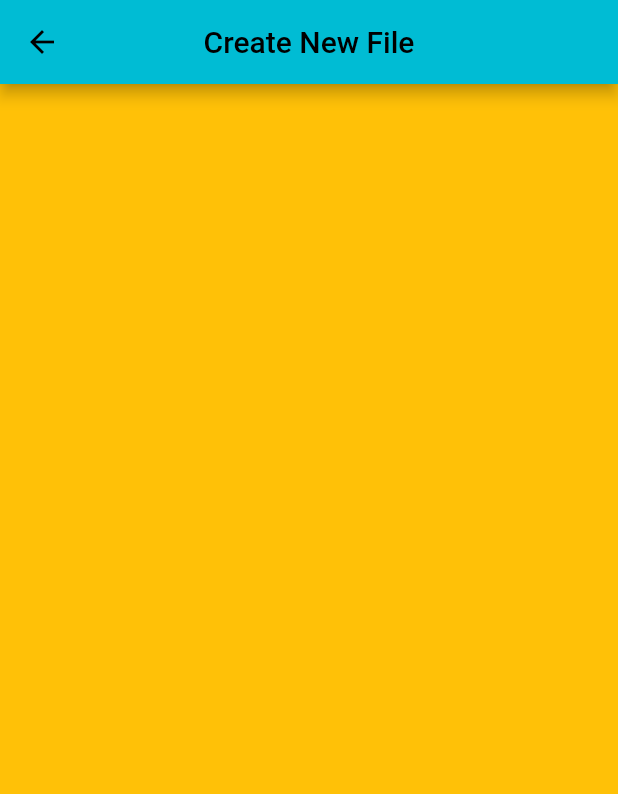
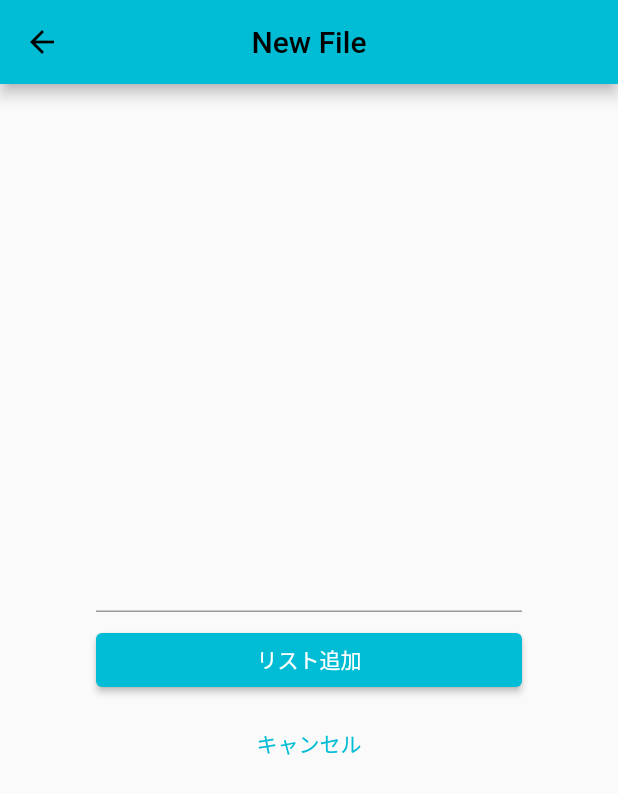
Before and after one commit to nakano-MiLK/shisaku1, a Flutter app: the screen it shows after launch, after a tap on the "upload file" icon, on a phone screen of 412 x 824 dp. Shown: the top 794 px of the screen. Run offline on Flutter 3.47's test engine with Material 2 defaults, Android fonts, the phone set to English and light mode, and no system bars.

Commit message:
w/ nagai totyuu

```diff
--- a/lib/main.dart
+++ b/lib/main.dart
@@ -30,11 +30,15 @@ class Home extends StatelessWidget{
   Widget build(BuildContext context) {
     return MaterialApp(
       title: 'Ad hoc communication between mobile devices during disasters',
-      theme: ThemeData(primarySwatch: Colors.cyan),
+      theme: ThemeData(
+        primarySwatch: Colors.cyan,
+      ),
       home: const HomeButton(),
     );
   }
 }
+
+
 
 class HomeButton extends StatelessWidget{
   const HomeButton({Key? key}) : super(key: key);
@@ -126,11 +130,25 @@ class HomeButton extends StatelessWidget{
                       child: OutlinedButton.icon(
                         icon: const Icon(Icons.upload_file),
                         label: const Text(''),
-                        onPressed: () {
-                          Navigator.push(
-                            context,
-                            MaterialPageRoute(builder: (context) => const NewFile()),
+                        onPressed: () async {
+                          final result = await Navigator.of(context).push(
+                            MaterialPageRoute(
+                              builder: (context) {
+                                return const NewFile();
+                              },
+                            ),
                           );
+                          if (result != null){
+                            const contentText = 'New File Add to "Edit"';
+                            showDialog(
+                              context: context,
+                              builder: (context){
+                                return const AlertDialog(
+                                  content: Text(contentText),
+                                );
+                              }
+                            );
+                          }
                         },
                       ),
                     ),
--- a/lib/new_file.dart
+++ b/lib/new_file.dart
@@ -1,19 +1,82 @@
 import 'package:flutter/material.dart';
 
 
-class NewFile extends StatelessWidget{
-
+class NewFile extends StatefulWidget {
   const NewFile({Key? key}) : super(key: key);
 
+  @override
+  _NewFileState createState() => _NewFileState();
+}
+
+
+//NextPage
+class _NewFileState extends State<NewFile> {
+
+  late final String inputValue;
+  // データを宣言
+  int count = 80;
+  final String _text = '';
+  String value2 = '' ;
+  // データを元にWidgetを作る
   @override
   Widget build(BuildContext context) {
     return Scaffold(
       appBar: AppBar(
         centerTitle: true,
-        title: const Text('Create New File'),
+        title: const Text('New File'),
       ),
       body: Container(
-        color: Colors.amber,
+        // 余白を付ける
+        padding: const EdgeInsets.all(64),
+        child: Column(
+          mainAxisAlignment: MainAxisAlignment.center,
+          children: <Widget>[
+
+            //--------------------------------------------------------------------------katayama------------------------------------------------------------------------------------------
+
+            TextField(
+              onChanged: (value){
+                inputValue = value;
+              },
+              onEditingComplete: (){
+                Navigator.of(context).pop(inputValue);
+              },
+            ),
+
+
+            //-------------------------------------------------------------------------------------------------------------------------------------------------------------
+
+
+            const SizedBox(height: 8),
+            SizedBox(
+              // 横幅いっぱいに広げる
+              width: double.infinity,
+              // リスト追加ボタン
+              child: ElevatedButton(
+                onPressed: () {
+                  // "pop"で前の画面に戻る
+                  // "pop"の引数から前の画面にデータを渡す
+                  Navigator.of(context).pop(_text);
+                },
+                child: const Text('リスト追加', style: TextStyle(color: Colors.white)),
+              ),
+            ),
+            const SizedBox(height: 8),
+            SizedBox(
+              // 横幅いっぱいに広げる
+              width: double.infinity,
+              // キャンセルボタン
+              child: TextButton(
+                // ボタンをクリックした時の処理
+                onPressed: () {
+                  // "pop"で前の画面に戻る
+                  Navigator.of(context).pop();
+                },
+                child: const Text('キャンセル'),
+              ),
+            ),
+          ],
+        ),
       ),
     );
   }
```
Also changed, not shown: lib/file_list.dart (+28 -2 lines).
